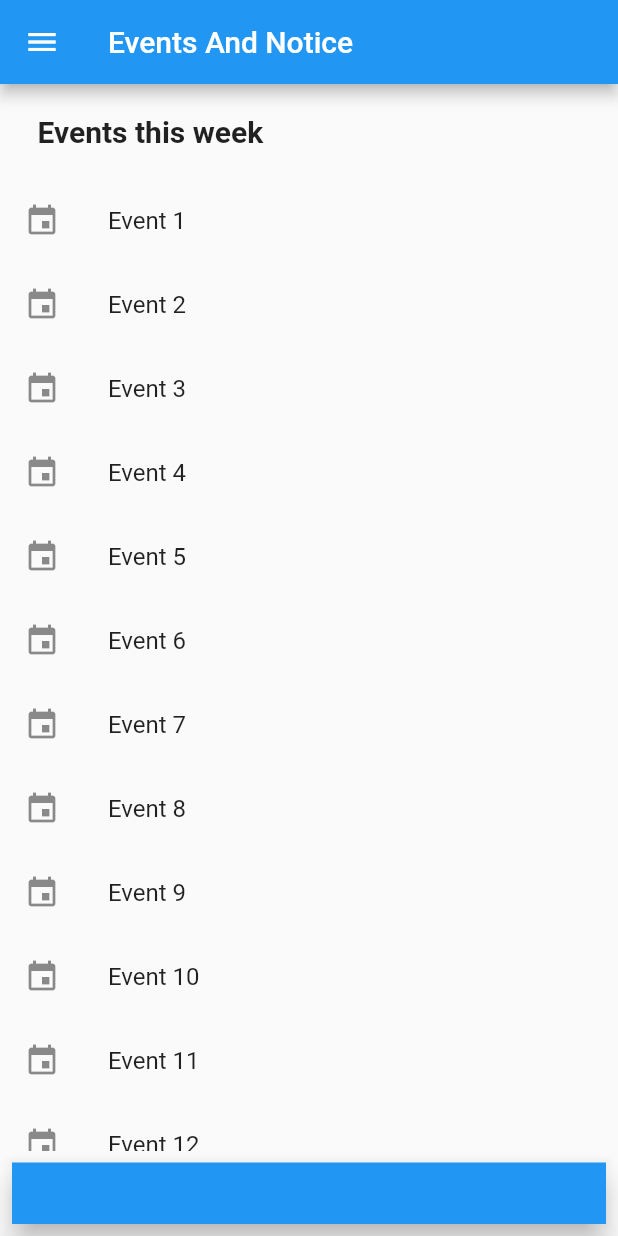
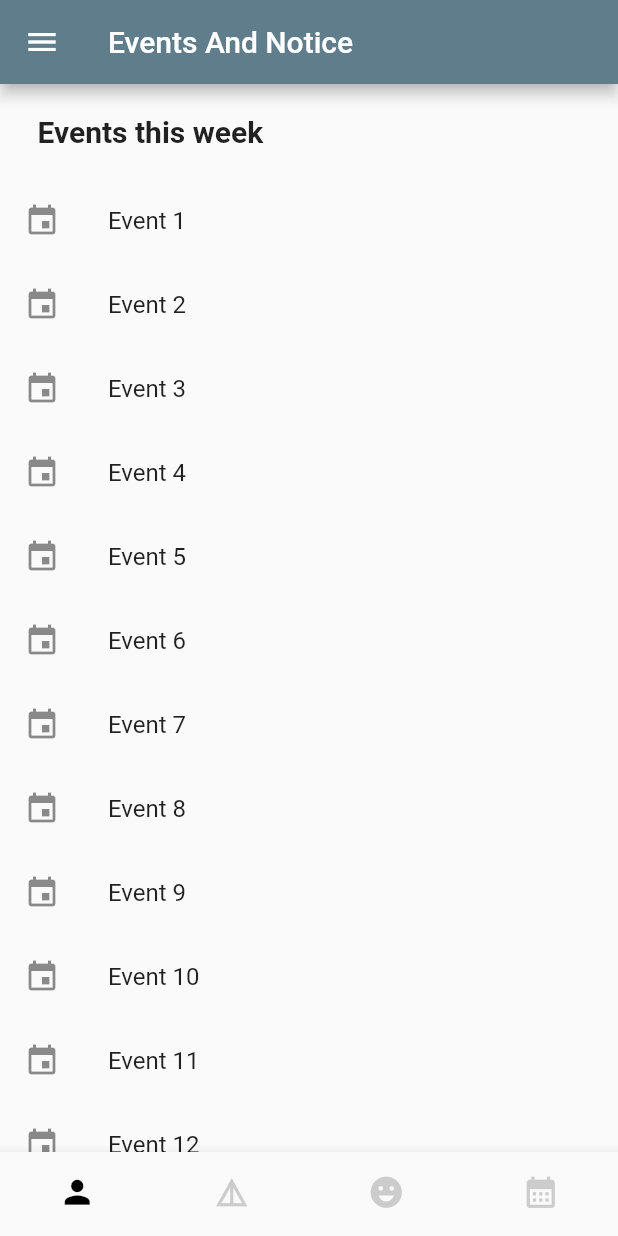
Before and after one commit to pratyush1425/project, a Flutter app: the Events screen opened by its route, on a phone screen of 412 x 824 dp. Run offline on Flutter 3.47's test engine with Material 2 defaults, Android fonts, the phone set to English and light mode, and no system bars; network calls fail.

Commit message:
bottombars and major changes

```diff
--- a/lib/common/bottom_bar.dart
+++ b/lib/common/bottom_bar.dart
@@ -1,25 +1,63 @@
+// ignore_for_file: prefer_const_constructors
+
 import 'package:flutter/material.dart';
 
-class MyBottomBar extends StatelessWidget {
+class MyBottomBar extends StatefulWidget {
   const MyBottomBar({
     Key? key,
   }) : super(key: key);
 
   @override
+  State<MyBottomBar> createState() => _MyBottomBarState();
+}
+
+class _MyBottomBarState extends State<MyBottomBar> {
+  @override
+  void initState() {
+    super.initState();
+  }
+
+  int currentIndex = 0;
+  @override
   Widget build(BuildContext context) {
-    return const Padding(
-      padding: EdgeInsets.all(8.0),
-      child: BottomAppBar(
-        color: Colors.blue,
-        child: Text(
-          "",
-          style: TextStyle(
-            height: 2,
-            fontSize: 20,
-            fontWeight: FontWeight.bold,
+    return BottomNavigationBar(
+        onTap: (index) {
+          setState(() {
+            currentIndex = index;
+          });
+        },
+        currentIndex: currentIndex,
+        type: BottomNavigationBarType.fixed,
+        selectedItemColor: Colors.black,
+        unselectedItemColor: Colors.grey.withOpacity(0.5),
+        showSelectedLabels: false,
+        showUnselectedLabels: false,
+        iconSize: 25,
+        items: const [
+          BottomNavigationBarItem(
+            icon: Icon(
+              Icons.person,
+            ),
+            label: "Profile",
           ),
-        ),
-      ),
-    );
+          BottomNavigationBarItem(
+            icon: Icon(
+              Icons.details,
+            ),
+            label: "Results",
+          ),
+          BottomNavigationBarItem(
+            icon: Icon(
+              Icons.emoji_emotions,
+            ),
+            label: "Attendance",
+          ),
+          BottomNavigationBarItem(
+            icon: Icon(
+              Icons.calendar_month,
+            ),
+            label: "Events",
+          ),
+        ]);
   }
 }
--- a/lib/pages/home.dart
+++ b/lib/pages/home_page/home.dart
@@ -47,7 +47,7 @@
         child: Icon(Icons.edit),
         enableFeedback: true,
       ),
-      bottomNavigationBar: MyBottomBar(),
+       bottomNavigationBar: MyBottomBar(),
     );
   }
 }
```
Also changed, not shown: lib/main.dart (+11 -7 lines), lib/pages/initial_pages/initial_page.dart (added, +56 -0 lines), lib/pages/initial_pages/sign_in.dart (renamed from lib/pages/login.dart, +10 -17 lines), lib/pages/initial_pages/sign_up.dart (added, +106 -0 lines), lib/pages/attendance_page/attendance.dart (renamed from lib/pages/attendance.dart), lib/pages/events_page/events.dart (renamed from lib/pages/events.dart), lib/pages/results_page/results.dart (renamed from lib/pages/results.dart).
